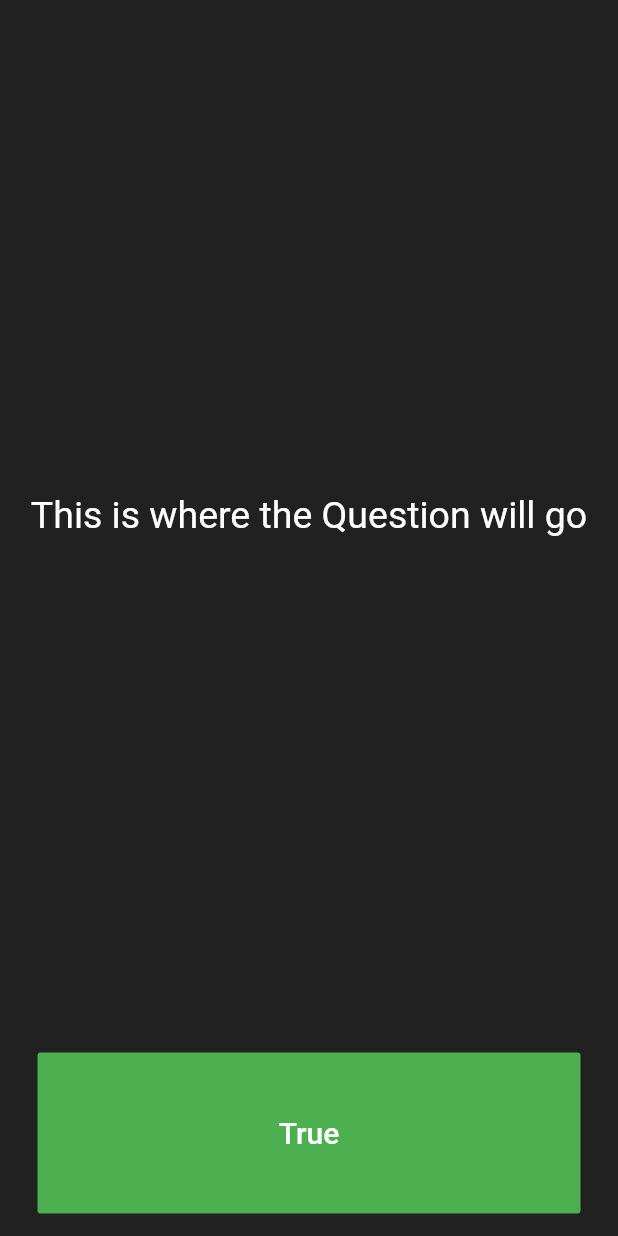
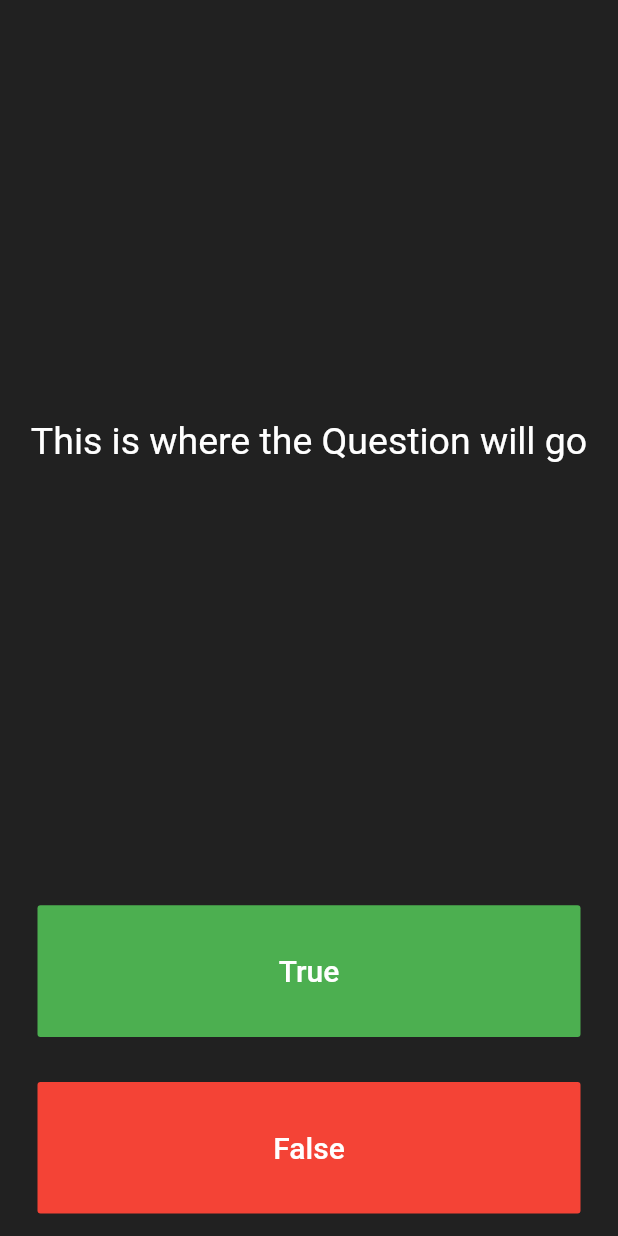
Before and after one commit to usmanhaider461/Quizzler_app, a Flutter app: the screen it shows after launch, on a phone screen of 412 x 824 dp. Run offline on Flutter 3.47's test engine with Material 2 defaults, Android fonts, the phone set to English and light mode, and no system bars.

Commit message:
False Button added UI Completed

```diff
--- a/lib/main.dart
+++ b/lib/main.dart
@@ -68,6 +68,23 @@ class _QuizPageState extends State<QuizPage> {
               onPressed: (){},
             )
           ),
+        ),
+        Expanded(
+          child: Padding(
+              padding: EdgeInsets.all(15.0),
+              child: FlatButton(
+                textColor: Colors.white,
+                color: Colors.red,
+                child: Text(
+                  'False',
+                  style: TextStyle(
+                    color: Colors.white,
+                    fontSize: 20.0,
+                  ),
+                ),
+                onPressed: (){},
+              )
+          ),
         )
       ],
     );
```
